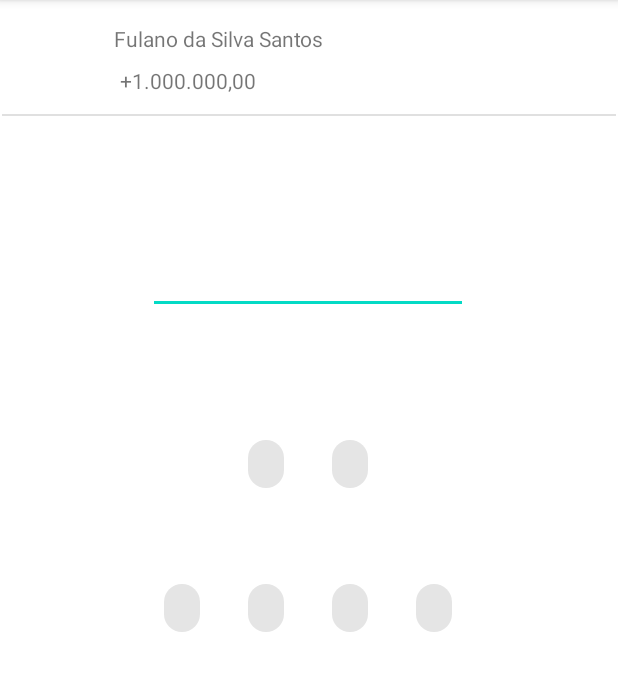
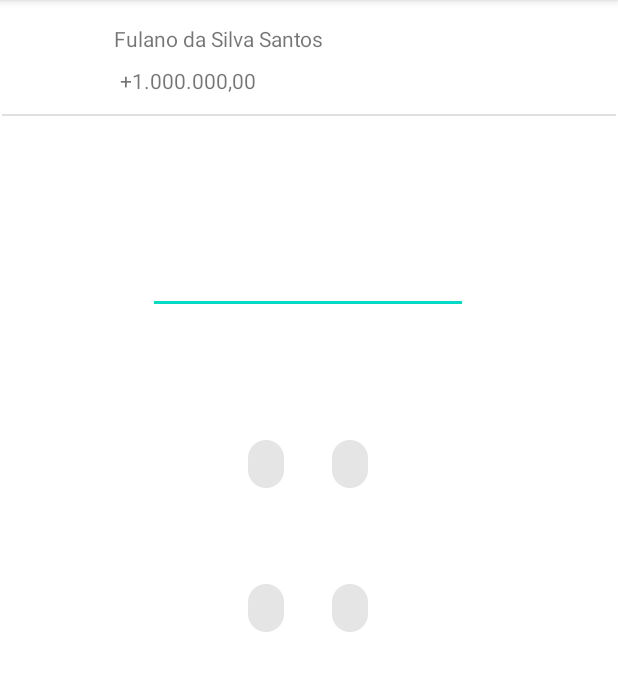
Before and after one commit to jabriboy/Golden-Wallet, an Android app: the AdicionarTransacao screen opened directly, with no data from a screen before it, on a phone screen of 412 x 824 dp, the part 84-775 px from its top. Run offline under Robolectric (Android 15) with nearby library versions, the phone set to English and light mode, and no system bars.

```diff
--- a/app/src/main/java/com/senaicimatec/golden_wallet/AdicionarTransacao.java
+++ b/app/src/main/java/com/senaicimatec/golden_wallet/AdicionarTransacao.java
@@ -3,8 +3,19 @@ package com.senaicimatec.golden_wallet;
 import androidx.appcompat.app.AppCompatActivity;
 
 import android.os.Bundle;
+import android.widget.EditText;
+
+import com.google.android.material.chip.Chip;
+import com.google.android.material.chip.ChipGroup;
 
 public class AdicionarTransacao extends AppCompatActivity {
+
+    private EditText editValor;
+    private ChipGroup chipGroup;
+    private Chip chipRenda;
+    private Chip chipGasto;
+    private Chip chip1;
+    private Chip chipAddCategoria;
 
     @Override
     protected void onCreate(Bundle savedInstanceState) {
--- a/app/src/main/java/com/senaicimatec/golden_wallet/db/DatabaseHelper.java
+++ b/app/src/main/java/com/senaicimatec/golden_wallet/db/DatabaseHelper.java
@@ -5,7 +5,7 @@ import java.sql.DriverManager;
 import java.sql.SQLException;
 
 public class DatabaseHelper {
-    private static final String URL = "jdbc:mysql://localhoast:3306/Golden-Wallet";
+    private static final String URL = "jdbc:mysql://localhoast:3306/golden-wallet-android";
     private static final String USERNAME = "root";
     private static final String PASSWORD = "1505";
 
--- a/app/src/main/res/layout/activity_adicionar_transacao.xml
+++ b/app/src/main/res/layout/activity_adicionar_transacao.xml
@@ -97,16 +97,6 @@
             android:layout_height="wrap_content" />
 
         <com.google.android.material.chip.Chip
-            android:id="@+id/chip2"
-            android:layout_width="wrap_content"
-            android:layout_height="wrap_content" />
-
-        <com.google.android.material.chip.Chip
-            android:id="@+id/chip3"
-            android:layout_width="wrap_content"
-            android:layout_height="wrap_content" />
-
-        <com.google.android.material.chip.Chip
             android:id="@+id/chipAddCategoria"
             android:layout_width="wrap_content"
             android:layout_height="wrap_content" />
```
Also changed, not shown: app/src/main/java/com/senaicimatec/golden_wallet/MainActivity.java (+4 -4 lines).
